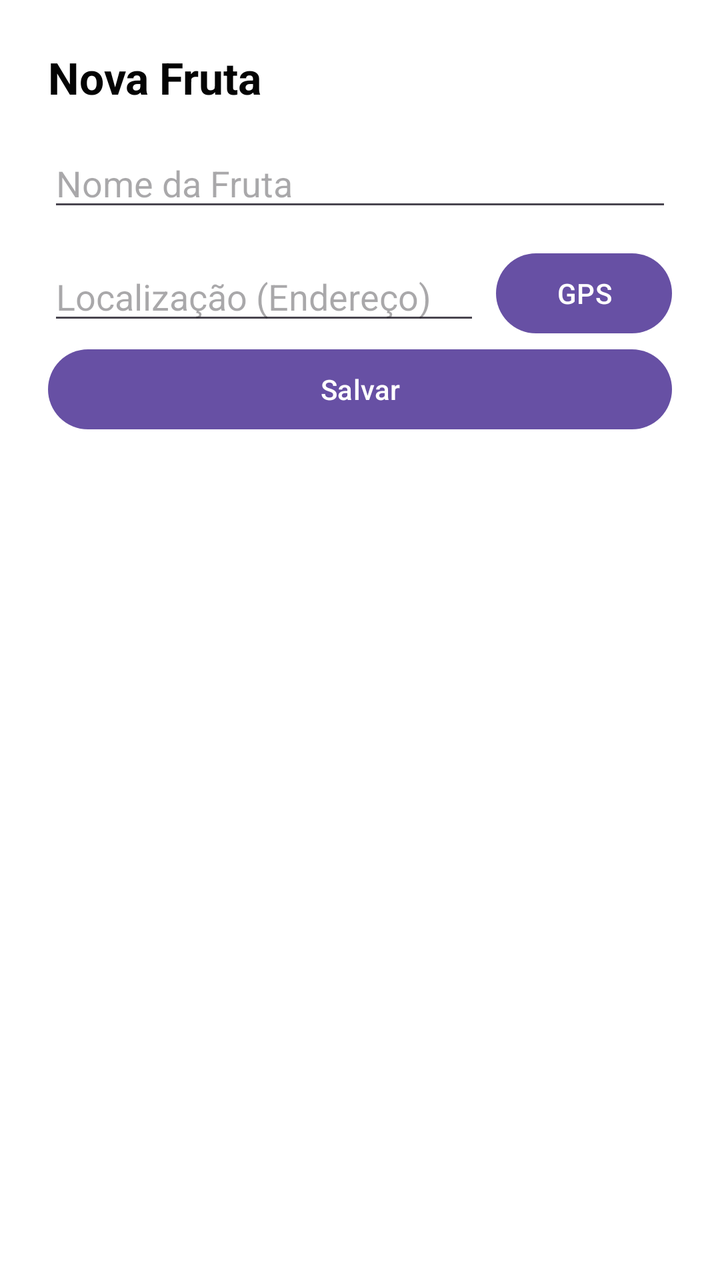
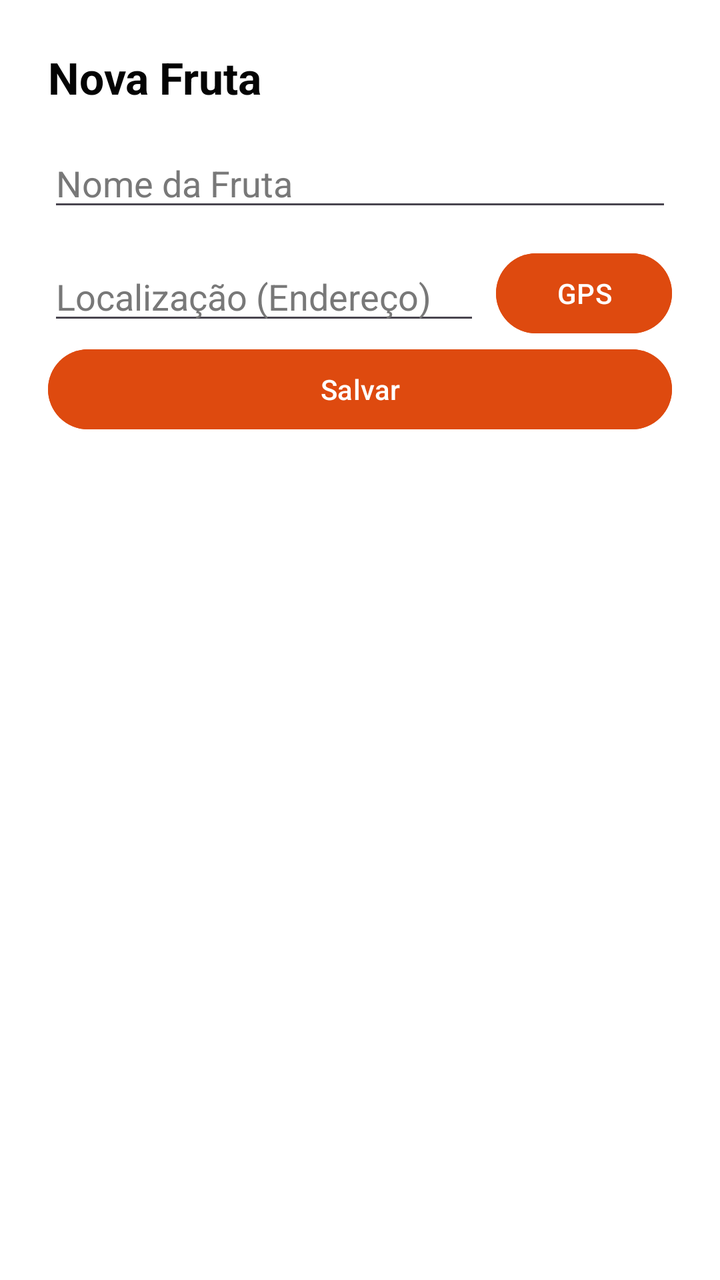

Screens rendered from an Android XML layout before and after an edit, with the pre-edit source and the edit as a unified diff.
<!-- AndroidManifest.xml: application theme Theme.Mapfruit -->
<!-- res/layout/add_fruta_dialog.xml -->
<?xml version="1.0" encoding="utf-8"?>
<LinearLayout xmlns:android="http://schemas.android.com/apk/res/android"
    xmlns:tools="http://schemas.android.com/tools"
    android:layout_width="match_parent"
    android:layout_height="wrap_content"
    android:background="#FFFFFF"
    android:orientation="vertical"
    android:padding="24dp">

    <TextView
        android:layout_width="wrap_content"
        android:layout_height="wrap_content"
        android:text="Nova Fruta"
        android:textColor="#040404"
        android:textSize="22sp"
        android:textStyle="bold"
        android:layout_marginBottom="16dp" />

    <EditText
        android:id="@+id/etNomeFruta"
        android:layout_width="match_parent"
        android:layout_height="wrap_content"
        android:hint="Nome da Fruta"
        android:layout_marginBottom="12dp" />

    <LinearLayout
        android:layout_width="match_parent"
        android:layout_height="wrap_content"
        android:orientation="horizontal"
        android:gravity="center_vertical">

        <EditText
            android:id="@+id/etLocalizacao"
            android:layout_width="0dp"
            android:layout_height="wrap_content"
            android:layout_weight="1"
            android:hint="Localização (Endereço)" />

        <Button
            android:id="@+id/btnGetLocation"
            android:layout_width="wrap_content"
            android:layout_height="wrap_content"
            android:layout_marginStart="8dp"
            android:text="GPS" />
    </LinearLayout>

    <Button
        android:id="@+id/btnSalvar"
        android:layout_width="match_parent"
        android:layout_height="wrap_content"
        android:text="Salvar"
        android:layout_marginBottom="16dp" />

</LinearLayout>
<!-- resources referenced by this layout -->
<resources>
  <style name="Theme.Mapfruit" parent="Base.Theme.Mapfruit" />
  <style name="Base.Theme.Mapfruit" parent="Theme.Material3.DayNight.NoActionBar">
          
          <item name="colorSecondaryContainer">#FFE5CC</item>
          <item name="colorOnSecondaryContainer">#DE4A0F</item>
      </style>
</resources>

<!-- the commit's change to res/layout/add_fruta_dialog.xml (unified diff, before → after) -->
@@ -21,6 +21,8 @@
         android:layout_width="match_parent"
         android:layout_height="wrap_content"
         android:hint="Nome da Fruta"
+        android:textColor="#000000"
+        android:textColorHint="#787878"
         android:layout_marginBottom="12dp" />
 
     <LinearLayout
@@ -34,6 +36,8 @@
             android:layout_width="0dp"
             android:layout_height="wrap_content"
             android:layout_weight="1"
+            android:textColor="#000000"
+            android:textColorHint="#787878"
             android:hint="Localização (Endereço)" />
 
         <Button
@@ -41,6 +45,8 @@
             android:layout_width="wrap_content"
             android:layout_height="wrap_content"
             android:layout_marginStart="8dp"
+            android:backgroundTint="#DE4A0F"
+            android:textColor="#FFFFFF"
             android:text="GPS" />
     </LinearLayout>
 
@@ -49,6 +55,8 @@
         android:layout_width="match_parent"
         android:layout_height="wrap_content"
         android:text="Salvar"
+        android:backgroundTint="#DE4A0F"
+        android:textColor="#FFFFFF"
         android:layout_marginBottom="16dp" />
 
 </LinearLayout>
